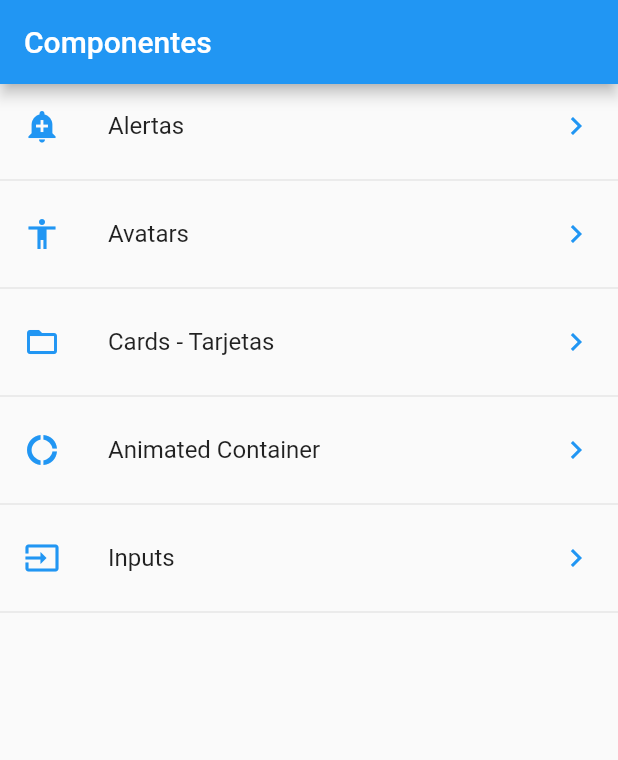
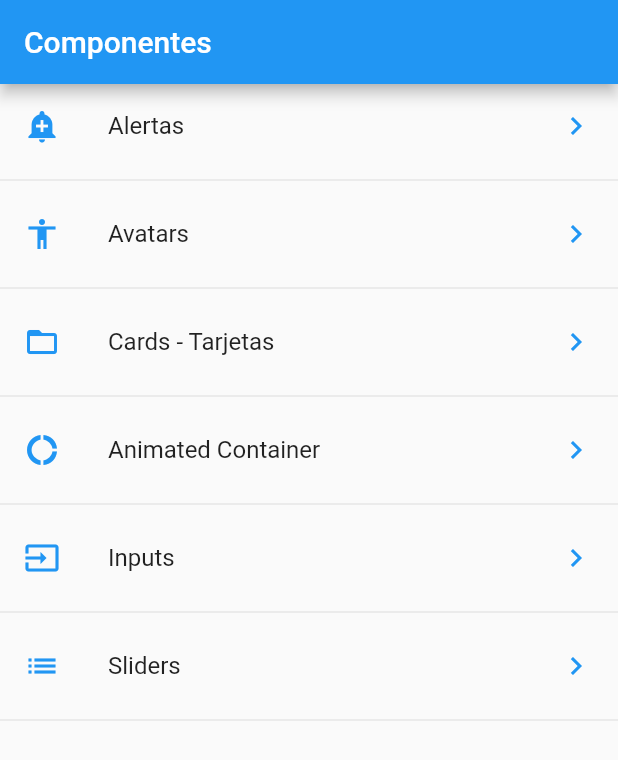
Before and after one commit to jasarmas/flutter_second_project, a Flutter app: the screen it shows after launch, on a phone screen of 412 x 824 dp. Shown: the top 760 px of the screen. Run offline on Flutter 3.47's test engine with Material 2 defaults, Android fonts, the phone set to English and light mode, and no system bars.

Commit message:
commit for tracking

```diff
--- a/data/menu_opts.json
+++ b/data/menu_opts.json
@@ -25,6 +25,11 @@
             "ruta" : "inputs",
             "icon" : "input",
             "texto": "Inputs"
+        },
+        {
+            "ruta" : "sliders",
+            "icon" : "slider",
+            "texto": "Sliders"
         }
     ]
 }
--- a/lib/src/routes/routes.dart
+++ b/lib/src/routes/routes.dart
@@ -5,6 +5,7 @@ import 'package:flutter_second_project/src/pages/avatar_page.dart';
 import 'package:flutter_second_project/src/pages/card_pages.dart';
 import 'package:flutter_second_project/src/pages/home_page.dart';
 import 'package:flutter_second_project/src/pages/inputs_page.dart';
+import 'package:flutter_second_project/src/pages/slider_page.dart';
 
 Map<String, WidgetBuilder> getApplicationRoutes() {
   return <String, WidgetBuilder>{
@@ -13,6 +14,7 @@ Map<String, WidgetBuilder> getApplicationRoutes() {
     "avatar": (BuildContext context) => AvatarPage(),
     "card": (BuildContext context) => CardPage(),
     "animatedContainer": (BuildContext context) => AnimatedContainerPage(),
-    "inputs": (BuildContext context) => InputsPage()
+    "inputs": (BuildContext context) => InputsPage(),
+    "sliders": (BuildContext context) => SliderPage(),
   };
 }
--- a/lib/src/utils/icons_string_utils.dart
+++ b/lib/src/utils/icons_string_utils.dart
@@ -6,6 +6,7 @@ final _icons = <String, IconData>{
   "folder_open": Icons.folder_open,
   "donut_large": Icons.donut_large,
   "input": Icons.input,
+  "slider": Icons.list,
 };
 
 Icon getIcon(String iconName) {
```
Also changed, not shown: lib/src/pages/slider_page.dart (added, +19 -0 lines).
